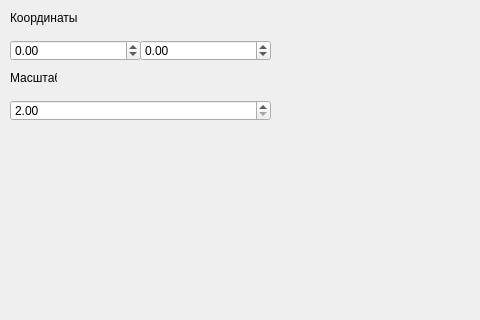
Before: the Qt Designer form ui.ui in GoldmanYT/one_big_problem, drawn with Qt 5; both pictures show x 0 to 480 and y 0 to 320 of the 800 by 600 pixel window.
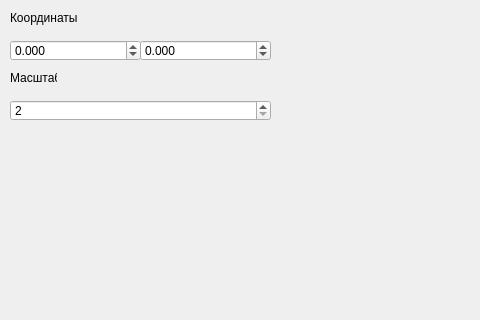
After: the same form once the commit is applied.

The edit to the form file:
```diff
--- a/ui.ui
+++ b/ui.ui
@@ -62,6 +62,9 @@
       <height>21</height>
      </rect>
     </property>
+    <property name="decimals">
+     <number>0</number>
+    </property>
     <property name="minimum">
      <double>2.000000000000000</double>
     </property>
@@ -78,6 +81,9 @@
       <height>21</height>
      </rect>
     </property>
+    <property name="decimals">
+     <number>3</number>
+    </property>
     <property name="minimum">
      <double>-180.000000000000000</double>
     </property>
@@ -94,6 +100,9 @@
       <height>21</height>
      </rect>
     </property>
+    <property name="decimals">
+     <number>3</number>
+    </property>
     <property name="minimum">
      <double>-90.000000000000000</double>
     </property>
```
Left out of the diff: 9 changed lines with no effect on the pictures.
